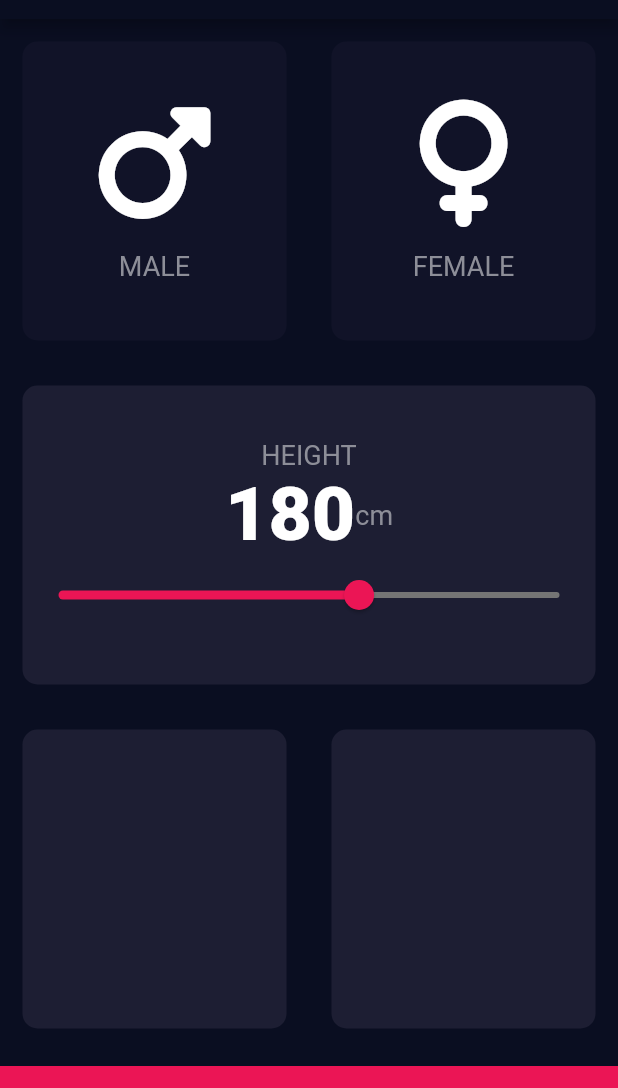
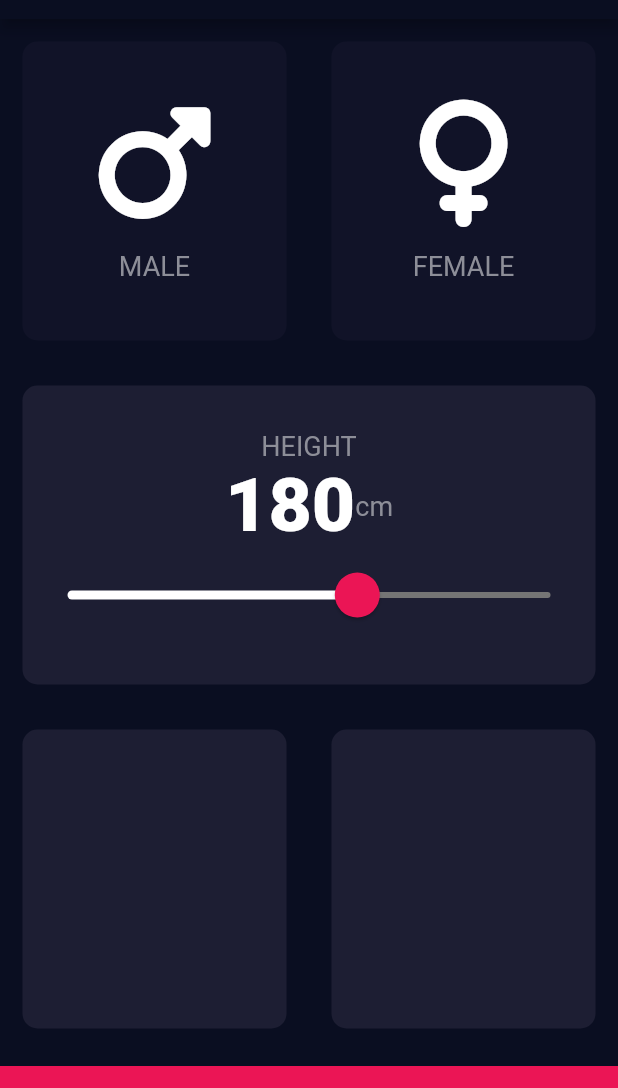
Before and after one commit to voltzylex/BMI-Calculater, a Flutter app: the InputPage screen opened directly, on a phone screen of 412 x 824 dp, the part 65-1153 px from its top. Run offline on Flutter 3.47's test engine with Material 2 defaults, Android fonts, the phone set to English and light mode, and no system bars; our stand-ins replace font_awesome_flutter; statements that could not run were skipped.

Commit message:
Slider Theme Data

```diff
--- a/lib/input_page.dart
+++ b/lib/input_page.dart
@@ -95,17 +95,26 @@ class _InputPageState extends State<InputPage> {
                       ),
                     ],
                   ),
-                  Slider(
+                  SliderTheme(
+                    data: SliderTheme.of(context).copyWith(
+                      activeTrackColor: Colors.white,
+                      inactiveTrackColor: Colors.grey[600],
+                      thumbColor: Color(0xFFEB1555),
+                      overlayColor: Color(0x40EB1555),
+                      thumbShape: RoundSliderThumbShape(enabledThumbRadius: 15),
+                      overlayShape:
+                          RoundSliderOverlayShape(overlayRadius: 30.0),
+                    ),
+                    child: Slider(
                       value: kHeightValue.toDouble(),
                       min: 120.0,
                       max: 220.0,
-                    activeColor: Color(0xFFEB1555),
-                    inactiveColor: Colors.grey[600],
                       onChanged: (double newValue) {
                         setState(() {
                           kHeightValue = newValue.round();
                         });
                       },
+                    ),
                   ),
                 ],
               ),
```
Lines whose indentation alone changed are shown as unchanged.
